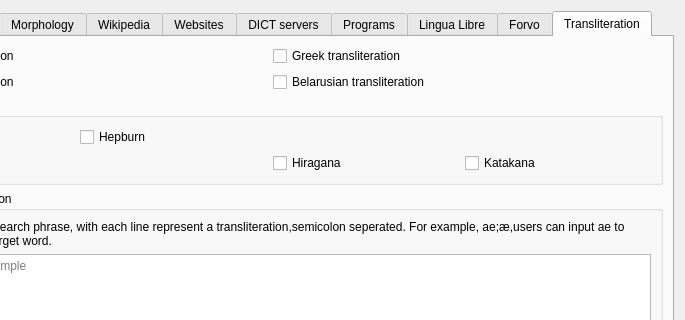
Above: src/ui/edit_sources.ui from xiaoyifang/goldendict-ng before the change; both pictures show x 146 to 831 and y 0 to 320 of the 831 by 531 pixel window. Below: the same form after it.
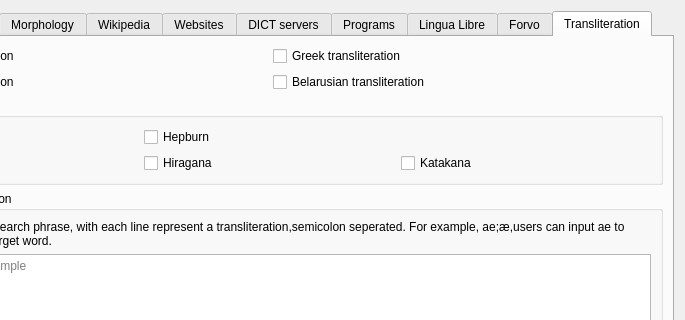
That is the form after the change. The open tabs and pages were chosen to show the change. Icons and pictures are not drawn.

Patch:
```diff
--- a/src/ui/edit_sources.ui
+++ b/src/ui/edit_sources.ui
@@ -770,7 +770,7 @@
             </property>
            </widget>
           </item>
-          <item row="1" column="2">
+          <item row="1" column="1">
            <widget class="QCheckBox" name="enableHiragana">
             <property name="toolTip">
              <string>Hiragana Japanese syllabary</string>
```
Left out of the diff: 27 changed lines with no effect on the pictures.
